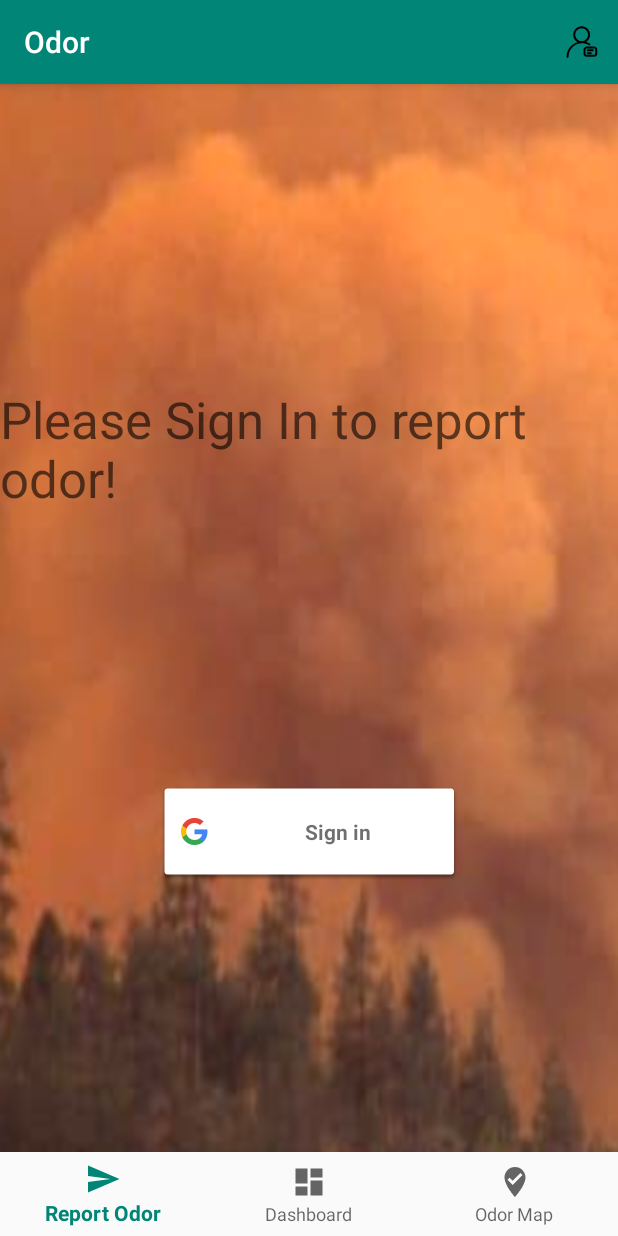
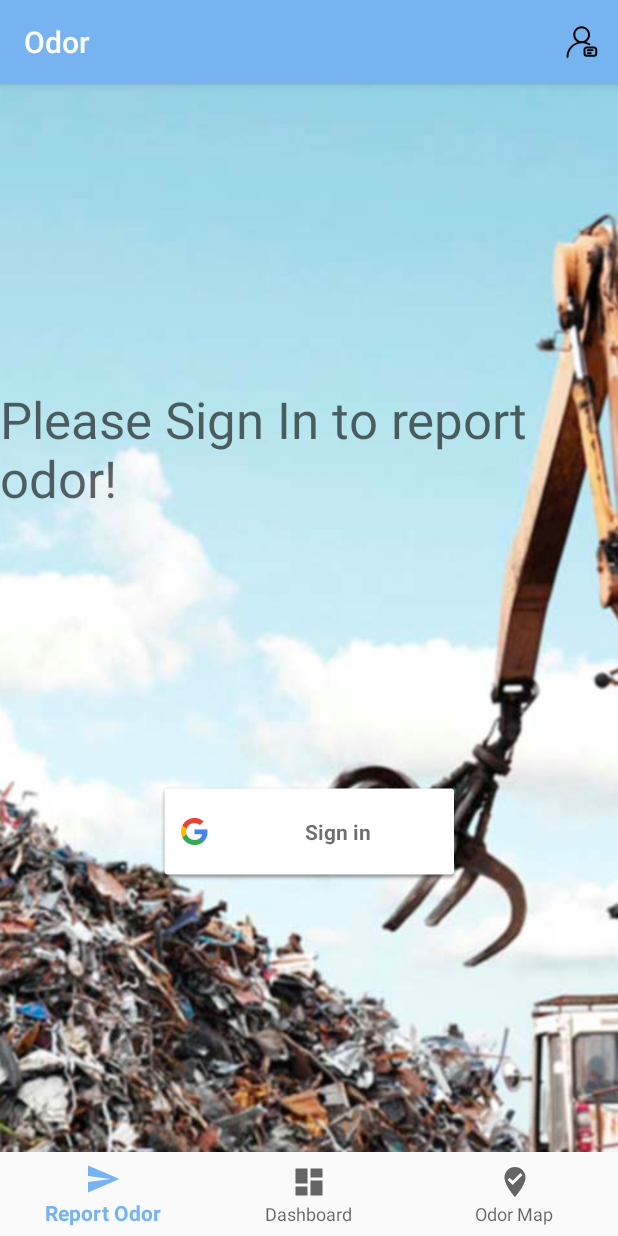
Before and after one commit to vikikatkar/odor, an Android app: the screen it shows after launch (MainActivity), on a phone screen of 412 x 824 dp. Run offline under Robolectric (Android 15) with nearby library versions, the phone set to English and light mode, and no system bars; our stand-ins replace Firebase (no records; nobody signed in at launch, a user with empty details on screens opened directly), Volley.

Commit message:
4.0 : App is ready for demo

```diff
--- a/app/src/main/res/layout/fragment_dashboard.xml
+++ b/app/src/main/res/layout/fragment_dashboard.xml
@@ -1,6 +1,6 @@
 <?xml version="1.0" encoding="utf-8"?>
 <RelativeLayout xmlns:android="http://schemas.android.com/apk/res/android"
-    android:background="@drawable/image_portrait"
+    android:background="@drawable/image_garbage_2"
     android:layout_width="match_parent" android:layout_height="match_parent">
 
     <TextView
--- a/app/src/main/res/layout/fragment_home.xml
+++ b/app/src/main/res/layout/fragment_home.xml
@@ -3,7 +3,7 @@
     xmlns:app="http://schemas.android.com/apk/res-auto"
     xmlns:tools="http://schemas.android.com/tools"
     android:id="@+id/relativeLayout"
-    android:background="@drawable/image_portrait"
+    android:background="@drawable/image_garbage_2"
     android:layout_width="match_parent"
     android:layout_height="match_parent">
 
--- a/app/src/main/res/values/colors.xml
+++ b/app/src/main/res/values/colors.xml
@@ -1,6 +1,6 @@
 <?xml version="1.0" encoding="utf-8"?>
 <resources>
-    <color name="colorPrimary">#008577</color>
-    <color name="colorPrimaryDark">#00574B</color>
+    <color name="colorPrimary">#78B3F1</color>
+    <color name="colorPrimaryDark">#17589B</color>
     <color name="colorAccent">#D81B60</color>
 </resources>
--- a/app/src/main/res/values/strings.xml
+++ b/app/src/main/res/values/strings.xml
@@ -4,7 +4,7 @@
     <string name="title_dashboard">Dashboard</string>
     <string name="title_notifications">Odor Map</string>
     <string name="title_activity_maps">Map</string>
-    <string name="server_base_url">http://192.168.0.109:8080/</string>
+    <string name="server_base_url">http://10.155.144.71:8080/</string>
     <string name="clean_air">Clean Air</string>
 
     <string-array name="odors">
```
Also changed, not shown: app/src/main/java/com/mga/vikram/odor/OdorReportSubmissionFragment.java (+34 -1 lines), app/src/main/res/layout/fragment_submit_odor_report.xml (+6 -3 lines), app/src/main/res/drawable/image_garbage_2.png (added), 2 other files.
